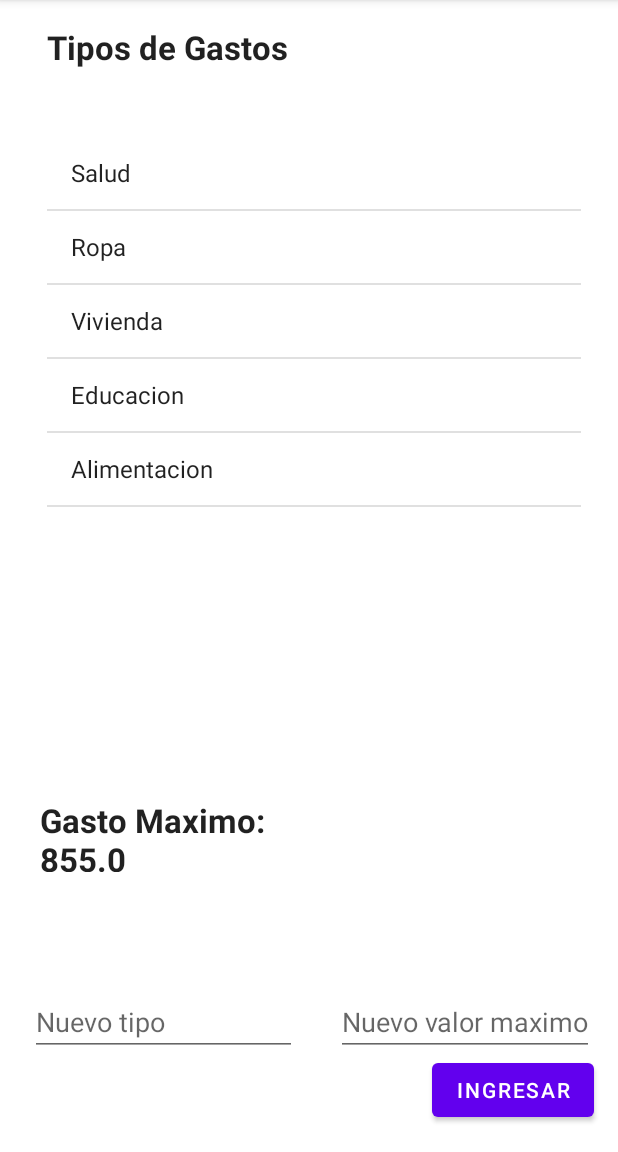
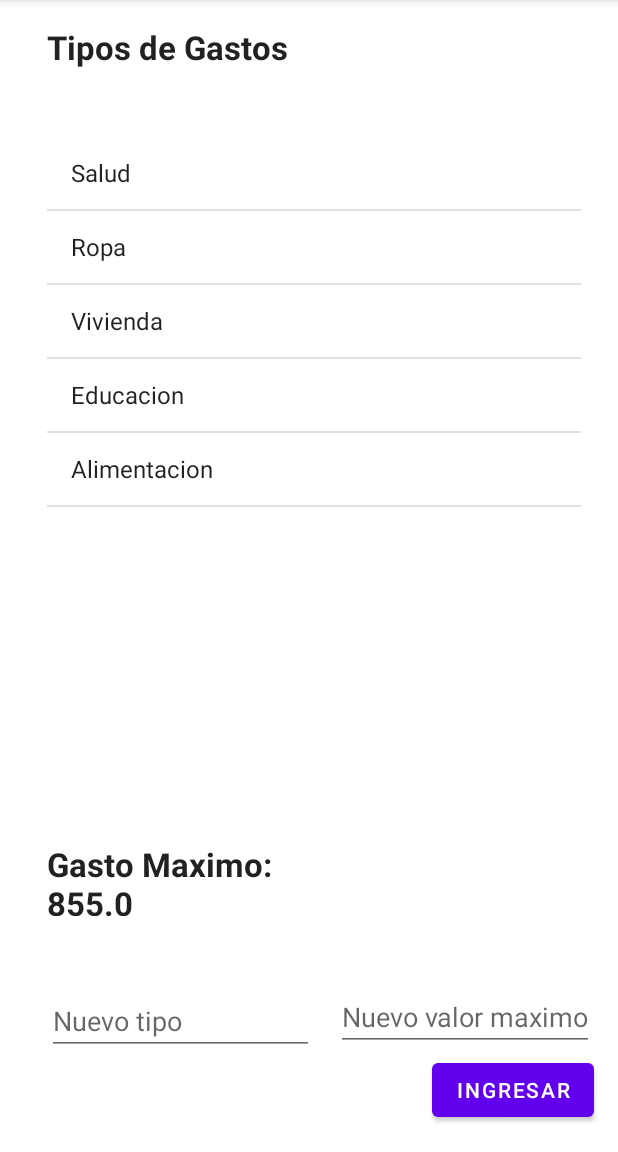
Before and after one commit to RandallMencias/AdvAppProg, an Android app: the Ajustes screen opened directly, with no data from a screen before it, on a phone screen of 412 x 824 dp, the part 84-1236 px from its top. Run offline under Robolectric (Android 15) with nearby library versions, the phone set to English and light mode, and no system bars.

Commit message:
Falta actualizar el Gui

```diff
--- a/Proyecto_5/app/src/main/res/layout/activity_ajustes.xml
+++ b/Proyecto_5/app/src/main/res/layout/activity_ajustes.xml
@@ -35,27 +35,29 @@
         android:id="@+id/newType"
         android:layout_width="178dp"
         android:layout_height="44dp"
-        android:layout_marginBottom="64dp"
         android:ems="10"
         android:hint="Nuevo tipo"
         android:inputType="textPersonName"
         app:layout_constraintBottom_toBottomOf="parent"
         app:layout_constraintEnd_toEndOf="parent"
-        app:layout_constraintHorizontal_bias="0.085"
-        app:layout_constraintStart_toStartOf="parent" />
+        app:layout_constraintHorizontal_bias="0.133"
+        app:layout_constraintStart_toStartOf="parent"
+        app:layout_constraintTop_toTopOf="parent"
+        app:layout_constraintVertical_bias="0.911" />
 
     <EditText
         android:id="@+id/newTypeValue"
         android:layout_width="172dp"
         android:layout_height="41dp"
-        android:layout_marginBottom="64dp"
         android:ems="10"
         android:hint="Nuevo valor maximo"
         android:inputType="textPersonName"
         app:layout_constraintBottom_toBottomOf="parent"
         app:layout_constraintEnd_toEndOf="parent"
         app:layout_constraintHorizontal_bias="0.933"
-        app:layout_constraintStart_toStartOf="parent" />
+        app:layout_constraintStart_toStartOf="parent"
+        app:layout_constraintTop_toTopOf="parent"
+        app:layout_constraintVertical_bias="0.907" />
 
     <Button
         android:id="@+id/button"
@@ -73,12 +75,13 @@
     <LinearLayout
         android:layout_width="369dp"
         android:layout_height="74dp"
-        android:layout_marginTop="532dp"
         android:orientation="vertical"
+        app:layout_constraintBottom_toBottomOf="parent"
         app:layout_constraintEnd_toEndOf="parent"
-        app:layout_constraintHorizontal_bias="0.619"
+        app:layout_constraintHorizontal_bias="0.738"
         app:layout_constraintStart_toStartOf="parent"
-        app:layout_constraintTop_toTopOf="parent">
+        app:layout_constraintTop_toTopOf="parent"
+        app:layout_constraintVertical_bias="0.809">
 
         <TextView
             android:id="@+id/gastos_max"
--- a/Proyecto_5/app/src/main/res/layout/activity_consulta.xml
+++ b/Proyecto_5/app/src/main/res/layout/activity_consulta.xml
@@ -10,7 +10,6 @@
         android:id="@+id/textView"
         android:layout_width="227dp"
         android:layout_height="54dp"
-        android:layout_marginBottom="48dp"
         android:text="Total de gastos"
         android:textAlignment="viewStart"
         android:textAppearance="@style/TextAppearance.AppCompat.Large"
@@ -18,7 +17,9 @@
         app:layout_constraintBottom_toBottomOf="parent"
         app:layout_constraintEnd_toEndOf="parent"
         app:layout_constraintHorizontal_bias="0.179"
-        app:layout_constraintStart_toStartOf="parent" />
+        app:layout_constraintStart_toStartOf="parent"
+        app:layout_constraintTop_toTopOf="parent"
+        app:layout_constraintVertical_bias="0.902" />
 
     <include
         layout="@layout/tipos_de_gasto"
```
